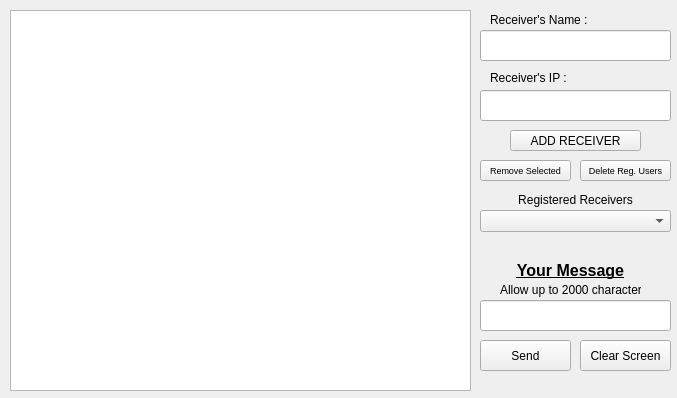
Old version of the form chatBox/scripts/chatBox.ui in the repository LiamB72/MainProjects.
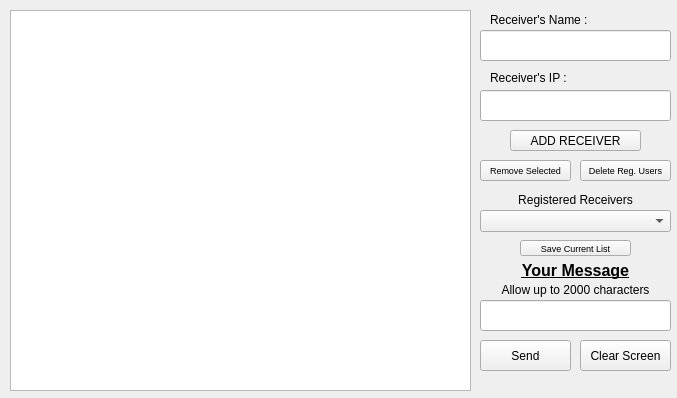
New version of the form.

Diff of the .ui file:
```diff
--- a/chatBox/scripts/chatBox.ui
+++ b/chatBox/scripts/chatBox.ui
@@ -189,13 +189,16 @@
      <rect>
       <x>500</x>
       <y>280</y>
-      <width>141</width>
+      <width>151</width>
       <height>20</height>
      </rect>
     </property>
     <property name="text">
      <string>Allow up to 2000 characters</string>
     </property>
+    <property name="alignment">
+     <set>Qt::AlignCenter</set>
+    </property>
    </widget>
    <widget class="QPushButton" name="sendingButton">
     <property name="geometry">
@@ -238,7 +241,7 @@
      <rect>
       <x>500</x>
       <y>260</y>
-      <width>141</width>
+      <width>151</width>
       <height>21</height>
      </rect>
     </property>
@@ -283,6 +286,25 @@
      <string>Delete Reg. Users</string>
     </property>
    </widget>
+   <widget class="QPushButton" name="saveCurrentListButton">
+    <property name="geometry">
+     <rect>
+      <x>520</x>
+      <y>240</y>
+      <width>111</width>
+      <height>16</height>
+     </rect>
+    </property>
+    <property name="font">
+     <font>
+      <family>Arial</family>
+      <pointsize>7</pointsize>
+     </font>
+    </property>
+    <property name="text">
+     <string>Save Current List</string>
+    </property>
+   </widget>
   </widget>
  </widget>
  <resources/>
```
